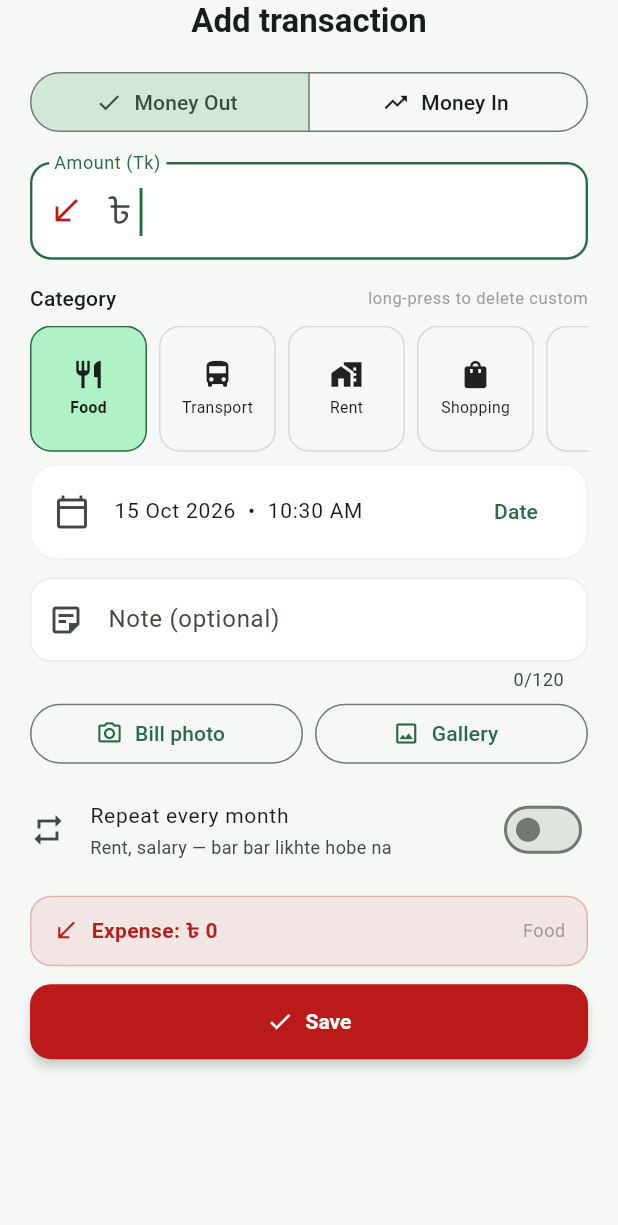
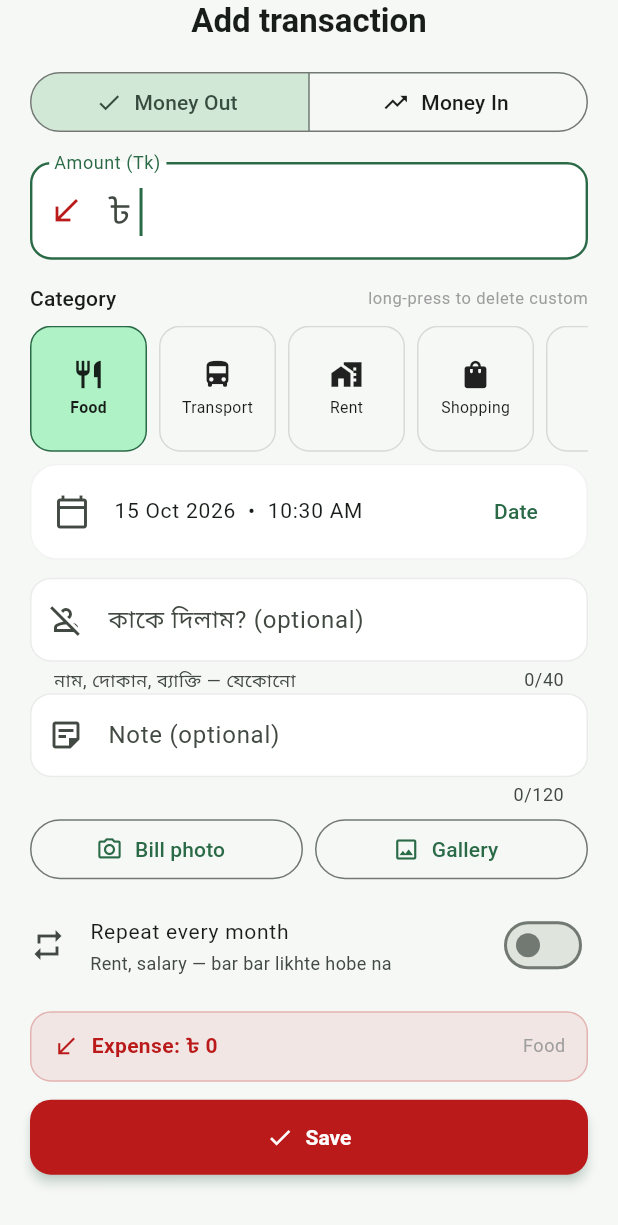
Before and after one commit to imsaad8878/hisab-master, a Flutter app: the _AddTransactionForm widget shown alone on an empty page, opened directly, on a phone screen of 412 x 824 dp. Shown: the top 1225 px of the screen. Run offline on Flutter 3.47's test engine with Material 3 defaults, Android fonts, the phone set to English and light mode, and no system bars; our stand-ins replace cloud_firestore, file_picker, firebase_auth, firebase_core, fl_chart, flutter_riverpod and 6 more; missing offline and left inert: home_widget; accounts and stored records are empty.

Commit message:
Fix app lock bugs + add party name field to transactions
App lock fixes:
- Fixed bug where wrong 4-digit PIN left the keypad stuck with no
  error — PIN length is now stored and verified at the exact length
- Added haptic feedback on correct/wrong PIN
- Added confirm-PIN step when setting up so a typo doesn't lock you out
- Error message now clears when backspacing

New party field:
- Transactions now have an optional party (কাকে দিলাম / কার কাছে পাইল)
- Shown in home list subtitle, included in search, PDF and CSV export
- Label switches between expense/income wording

```diff
--- a/lib/features/add/presentation/add_transaction_sheet.dart
+++ b/lib/features/add/presentation/add_transaction_sheet.dart
@@ -50,6 +50,7 @@ class _AddTransactionFormState extends ConsumerState<_AddTransactionForm> {
   late DateTime _date = widget.existing?.dateTime ?? DateTime.now();
   final _amountCtrl = TextEditingController();
   final _noteCtrl = TextEditingController();
+  final _partyCtrl = TextEditingController();
   bool _saving = false;
   String? _amountError;
   String? _photo;
@@ -76,6 +77,7 @@ class _AddTransactionFormState extends ConsumerState<_AddTransactionForm> {
         : widget.existing!.amount
             .toStringAsFixed(widget.existing!.amount % 1 == 0 ? 0 : 2);
     _noteCtrl.text = widget.existing?.note ?? '';
+    _partyCtrl.text = widget.existing?.party ?? '';
     _photo = widget.existing?.photo;
     _recurring = widget.existing?.recurringId != null;
     if (!_categoriesFor(_type).contains(_category)) {
@@ -87,6 +89,7 @@ class _AddTransactionFormState extends ConsumerState<_AddTransactionForm> {
   void dispose() {
     _amountCtrl.dispose();
     _noteCtrl.dispose();
+    _partyCtrl.dispose();
     super.dispose();
   }
 
@@ -292,6 +295,7 @@ class _AddTransactionFormState extends ConsumerState<_AddTransactionForm> {
       note: _noteCtrl.text.trim(),
       photo: _photo,
       recurringId: recurringId,
+      party: _partyCtrl.text.trim().isEmpty ? null : _partyCtrl.text.trim(),
     );
     if (!mounted) return;
     final messenger = ScaffoldMessenger.of(context);
@@ -463,6 +467,20 @@ class _AddTransactionFormState extends ConsumerState<_AddTransactionForm> {
               ),
             ),
             const SizedBox(height: 12),
+            TextField(
+              controller: _partyCtrl,
+              textCapitalization: TextCapitalization.words,
+              maxLength: 40,
+              decoration: InputDecoration(
+                labelText: _type == TransactionType.expense
+                    ? 'কাকে দিলাম? (optional)'
+                    : 'কার কাছে পাইল? (optional)',
+                helperText: 'নাম, দোকান, ব্যাক্তি — যেকোনো',
+                prefixIcon: Icon(_type == TransactionType.expense
+                    ? Icons.person_off_outlined
+                    : Icons.person_add_alt_outlined),
+              ),
+            ),
             TextField(
               controller: _noteCtrl,
               textCapitalization: TextCapitalization.sentences,
--- a/lib/models/transaction.dart
+++ b/lib/models/transaction.dart
@@ -12,6 +12,7 @@ class TransactionModel {
     this.note = '',
     this.photo,
     this.recurringId,
+    this.party,
   });
 
   final String id;
@@ -27,6 +28,10 @@ class TransactionModel {
   /// Id of the recurring rule that generated this entry (optional).
   final String? recurringId;
 
+  /// Person or business this money went to / came from
+  /// (e.g. "Rahim", "Bkash", "Boss"). Optional.
+  final String? party;
+
   TransactionModel copyWith({
     double? amount,
     TransactionType? type,
@@ -35,6 +40,7 @@ class TransactionModel {
     String? note,
     String? photo,
     String? recurringId,
+    String? party,
   }) {
     return TransactionModel(
       id: id,
@@ -45,6 +51,7 @@ class TransactionModel {
       note: note ?? this.note,
       photo: photo ?? this.photo,
       recurringId: recurringId ?? this.recurringId,
+      party: party ?? this.party,
     );
   }
 
@@ -56,6 +63,7 @@ class TransactionModel {
         'note': note,
         if (photo != null && photo!.isNotEmpty) 'photo': photo,
         if (recurringId != null) 'recurringId': recurringId,
+        if (party != null && party!.isNotEmpty) 'party': party,
       };
 
   factory TransactionModel.fromMap(String id, Map<String, dynamic> map) {
@@ -69,6 +77,7 @@ class TransactionModel {
       note: map['note'] as String? ?? '',
       photo: map['photo'] as String?,
       recurringId: map['recurringId'] as String?,
+      party: map['party'] as String?,
     );
   }
 }
```
Also changed, not shown: lib/core/security/app_lock_gate.dart (+64 -29 lines), lib/core/security/app_security.dart (+10 -0 lines), lib/features/home/presentation/home_screen.dart (+8 -4 lines), lib/features/profile/presentation/profile_screen.dart (+35 -1 lines), lib/utils/export.dart (+5 -3 lines).
